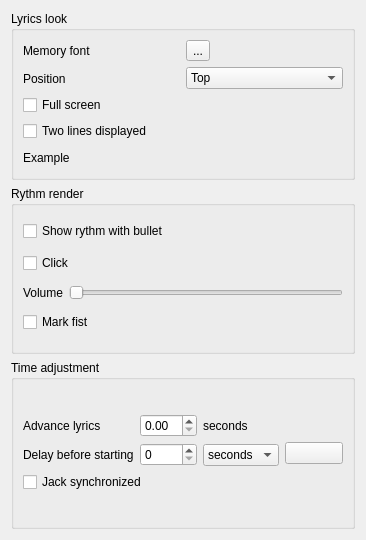
The window that chordv/src/formmemoryinfo.ui (jpcima/chordv) describes before a commit, drawn with Qt 5.
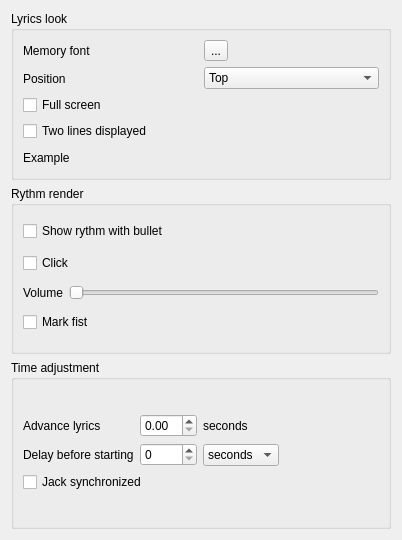
The same window after the commit. Icons and pictures are not drawn. Custom widgets are drawn as their Qt base class.

```diff
--- a/chordv/src/formmemoryinfo.ui
+++ b/chordv/src/formmemoryinfo.ui
@@ -6,7 +6,7 @@
    <rect>
     <x>0</x>
     <y>0</y>
-    <width>366</width>
+    <width>402</width>
     <height>540</height>
    </rect>
   </property>
@@ -297,6 +297,9 @@
              <iconset resource="../Resources/resources.qrc">
               <normaloff>:/Image/Images/settings.png</normaloff>:/Image/Images/settings.png</iconset>
             </property>
+            <property name="flat">
+             <bool>true</bool>
+            </property>
            </widget>
           </item>
          </layout>
```
